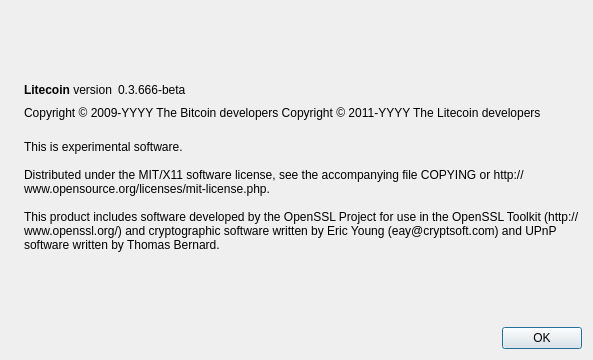
The window that src/qt/forms/aboutdialog.ui (Cryptostrike/Liarcoin) describes before a commit, drawn with Qt 5.
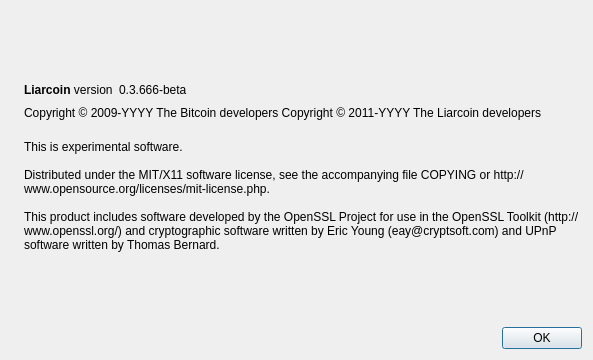
The same window after the commit. Icons and pictures are not drawn.

Commit message: Rename all files with Litecoin in

The edit to the form file:
```diff
--- a/src/qt/forms/aboutdialog.ui
+++ b/src/qt/forms/aboutdialog.ui
@@ -50,7 +50,7 @@
           <cursorShape>IBeamCursor</cursorShape>
          </property>
          <property name="text">
-          <string>&lt;b&gt;Litecoin&lt;/b&gt; version</string>
+          <string>&lt;b&gt;Liarcoin&lt;/b&gt; version</string>
          </property>
          <property name="textInteractionFlags">
           <set>Qt::LinksAccessibleByMouse|Qt::TextSelectableByKeyboard|Qt::TextSelectableByMouse</set>
@@ -92,7 +92,7 @@
        </property>
        <property name="text">
         <string notr="true">Copyright &amp;copy; 2009-YYYY The Bitcoin developers
-Copyright &amp;copy; 2011-YYYY The Litecoin developers</string>
+Copyright &amp;copy; 2011-YYYY The Liarcoin developers</string>
        </property>
        <property name="textFormat">
         <enum>Qt::RichText</enum>
```
Left out of the diff: 2 changed lines with no effect on the pictures. The commit also changes 102 other files.
